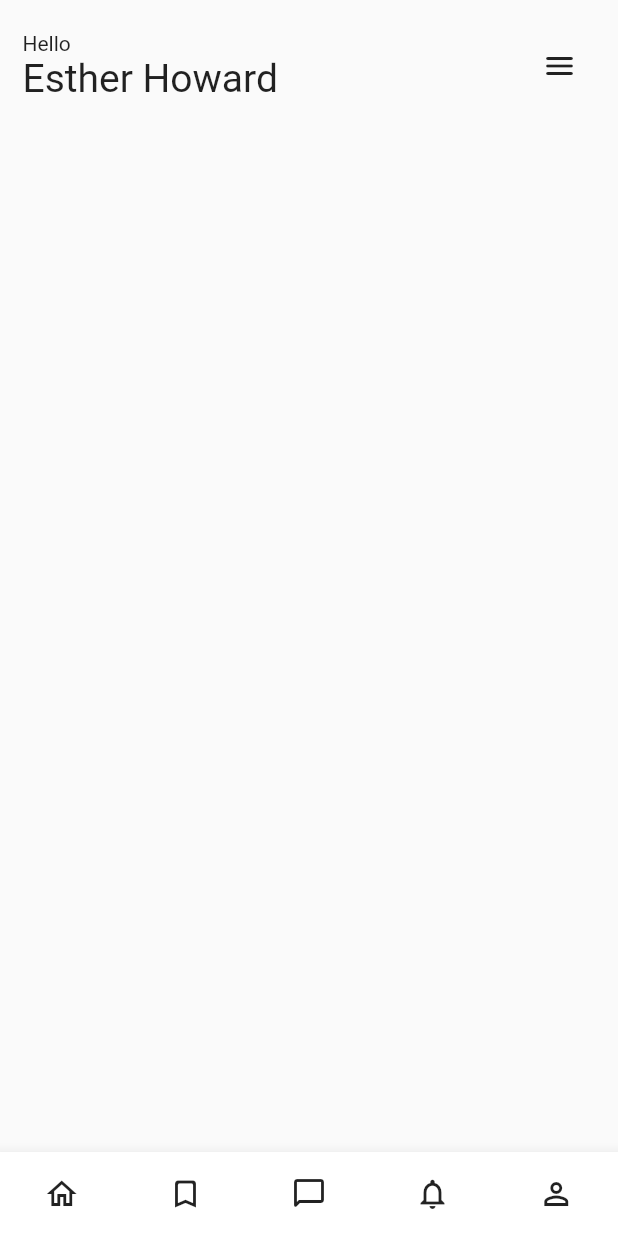
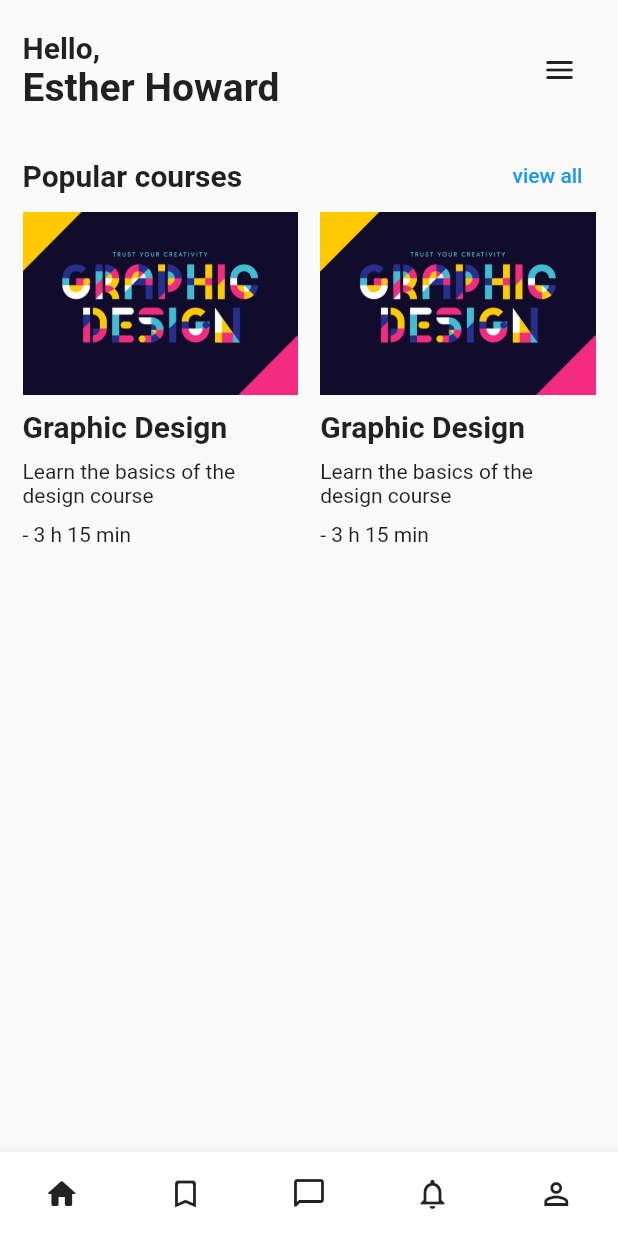
Before and after one commit to Basith-P/Eduvy, a Flutter app: the screen it shows after launch, on a phone screen of 412 x 824 dp. Run offline on Flutter 3.47's test engine with Material 2 defaults, Android fonts, the phone set to English and light mode, and no system bars.

Commit message:
add popular courses are

```diff
--- a/lib/screens/home.dart
+++ b/lib/screens/home.dart
@@ -15,11 +15,18 @@ class HomeScreen extends StatelessWidget {
                   Column(
                     crossAxisAlignment: CrossAxisAlignment.start,
                     children: [
-                      Text('Hello'),
+                      Text(
+                        'Hello,',
+                        style: TextStyle(
+                          fontSize: 20,
+                          fontWeight: FontWeight.bold,
+                        ),
+                      ),
                       Text(
                         'Esther Howard',
                         style: TextStyle(
                           fontSize: 26,
+                          fontWeight: FontWeight.bold,
                         ),
                       ),
                     ],
@@ -30,6 +37,72 @@ class HomeScreen extends StatelessWidget {
                   ),
                 ],
               ),
+              const SizedBox(height: 20),
+              Row(
+                mainAxisAlignment: MainAxisAlignment.spaceBetween,
+                children: [
+                  Text(
+                    'Popular courses',
+                    style: TextStyle(
+                      fontWeight: FontWeight.bold,
+                      fontSize: 20,
+                    ),
+                  ),
+                  TextButton(
+                    onPressed: () {},
+                    child: Text('view all'),
+                  ),
+                ],
+              ),
+              Row(
+                children: [
+                  Expanded(
+                    child: Column(
+                      children: [
+                        Image.asset('assets/images/graphic-design.jpg'),
+                        Column(
+                          crossAxisAlignment: CrossAxisAlignment.start,
+                          children: [
+                            const SizedBox(height: 10),
+                            Text(
+                              'Graphic Design',
+                              style: TextStyle(
+                                  fontWeight: FontWeight.bold, fontSize: 20),
+                            ),
+                            const SizedBox(height: 10),
+                            Text('Learn the basics of the design course'),
+                            const SizedBox(height: 10),
+                            Text('- 3 h 15 min'),
+                          ],
+                        )
+                      ],
+                    ),
+                  ),
+                  const SizedBox(width: 15),
+                  Expanded(
+                    child: Column(
+                      children: [
+                        Image.asset('assets/images/graphic-design.jpg'),
+                        Column(
+                          crossAxisAlignment: CrossAxisAlignment.start,
+                          children: [
+                            const SizedBox(height: 10),
+                            Text(
+                              'Graphic Design',
+                              style: TextStyle(
+                                  fontWeight: FontWeight.bold, fontSize: 20),
+                            ),
+                            const SizedBox(height: 10),
+                            Text('Learn the basics of the design course'),
+                            const SizedBox(height: 10),
+                            Text('- 3 h 15 min'),
+                          ],
+                        )
+                      ],
+                    ),
+                  )
+                ],
+              )
             ],
           ),
         ),
@@ -42,7 +115,7 @@ class HomeScreen extends StatelessWidget {
             children: [
               IconButton(
                 onPressed: () {},
-                icon: Icon(Icons.home_outlined),
+                icon: Icon(Icons.home_rounded),
               ),
               IconButton(
                 onPressed: () {},
```
Also changed, not shown: pubspec.yaml (+36 -43 lines), UI/EduvyUI.png (added), assets/images/graphic-design.jpg (added), sadf.txt (added).
